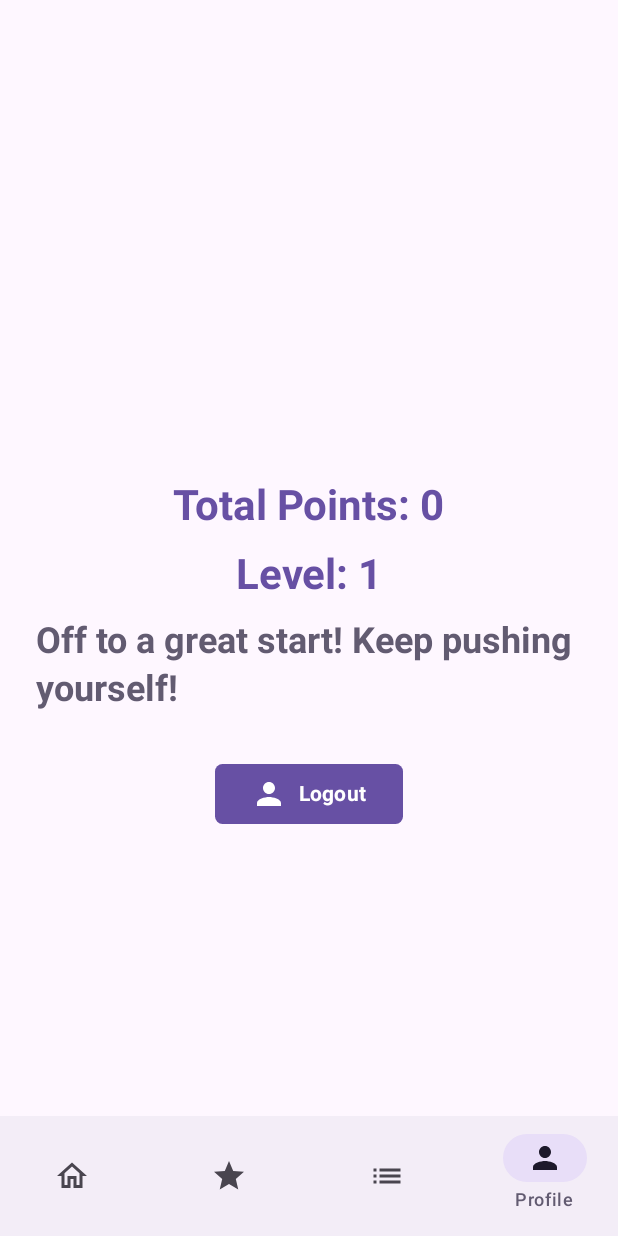
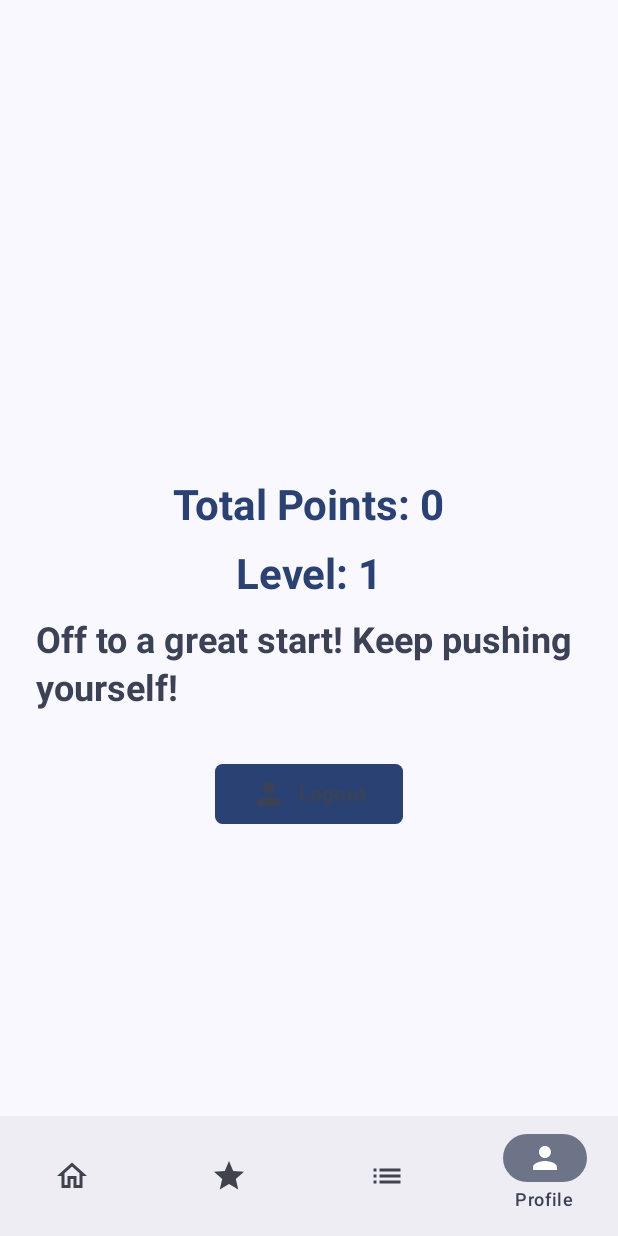
Before and after one commit to rmonzon14/Train-Tracks, an Android app built with Jetpack Compose: the screen it shows after launch once a user with an empty profile is signed in (MainActivity), item 4 of the bottom bar chosen, on a phone screen of 412 x 824 dp. Run offline under Robolectric (Android 15) with nearby library versions, the phone set to English and light mode, and no system bars; our stand-ins replace Firebase (no records; nobody signed in at launch, a user with empty details on screens opened directly).

Commit message:
Customize material theme and color

```diff
--- a/app/src/main/java/com/example/traintracks/screens/HomeScreen.kt
+++ b/app/src/main/java/com/example/traintracks/screens/HomeScreen.kt
@@ -27,6 +27,7 @@ import androidx.compose.ui.platform.LocalContext
 import androidx.compose.ui.res.painterResource
 import androidx.compose.ui.tooling.preview.Preview
 import androidx.compose.ui.unit.dp
+import androidx.compose.ui.unit.sp
 import androidx.navigation.NavController
 import androidx.navigation.NavHost
 import androidx.navigation.compose.rememberNavController
@@ -60,9 +61,10 @@ fun HomeScreen(navController: NavController) {
         ) {
             // Title
             Text(
-                text = "Home Screen",
+                text = "Welcome!",
                 style = MaterialTheme.typography.headlineSmall,
                 color = Color.White,
+                fontSize = 50.sp,
                 modifier = Modifier
                     .padding(bottom = 16.dp)
                     .fillMaxWidth()
@@ -70,7 +72,7 @@ fun HomeScreen(navController: NavController) {
 
             // Intro Text
             Text(
-                text = "Welcome to TrainTracks! Discover and track your workouts.",
+                text = "Discover and track your workouts.",
                 style = MaterialTheme.typography.headlineMedium,
                 color = Color.White,
                 modifier = Modifier.fillMaxWidth()
@@ -88,8 +90,8 @@ fun HomeScreen(navController: NavController) {
                     .fillMaxWidth()
                     .padding(8.dp),
                 colors = ButtonDefaults.buttonColors(
-                    containerColor = Color.LightGray,
-                    contentColor = MaterialTheme.colorScheme.primary
+                    containerColor = MaterialTheme.colorScheme.primary,
+                    contentColor = MaterialTheme.colorScheme.secondary
                 )
             ) {
                 Text(
--- a/app/src/main/java/com/example/traintracks/screens/LoginScreen.kt
+++ b/app/src/main/java/com/example/traintracks/screens/LoginScreen.kt
@@ -88,6 +88,8 @@ fun Login(
 ) {
     var username by remember { mutableStateOf("") }
     var email by remember { mutableStateOf("") }
+
+
 
     val MyCustomFont = FontFamily(
         Font(R.font.crimson)
--- a/app/src/main/java/com/example/traintracks/screens/MainActivity.kt
+++ b/app/src/main/java/com/example/traintracks/screens/MainActivity.kt
@@ -6,6 +6,7 @@ import android.os.Bundle
 import androidx.activity.ComponentActivity
 import androidx.activity.compose.setContent
 import androidx.annotation.RequiresApi
+import androidx.compose.foundation.layout.fillMaxSize
 import androidx.compose.material.icons.Icons
 import androidx.compose.material.icons.filled.Home
 import androidx.compose.material.icons.filled.List
@@ -17,20 +18,24 @@ import androidx.compose.material.icons.outlined.Person
 import androidx.compose.material.icons.outlined.Star
 import androidx.compose.material3.ExperimentalMaterial3Api
 import androidx.compose.material3.Icon
+import androidx.compose.material3.MaterialTheme
 import androidx.compose.material3.NavigationBar
 import androidx.compose.material3.NavigationBarItem
 import androidx.compose.material3.Scaffold
+import androidx.compose.material3.Surface
 import androidx.compose.material3.Text
 import androidx.compose.runtime.Composable
 import androidx.compose.runtime.mutableStateOf
 import androidx.compose.runtime.setValue
 import androidx.compose.runtime.getValue
 import androidx.compose.runtime.saveable.rememberSaveable
+import androidx.compose.ui.Modifier
 import androidx.compose.ui.graphics.vector.ImageVector
 import androidx.compose.ui.tooling.preview.Preview
 import androidx.navigation.compose.NavHost
 import androidx.navigation.compose.composable
 import androidx.navigation.compose.rememberNavController
+import com.example.traintracks.ui.theme.TrainTracksTheme
 import com.google.firebase.FirebaseApp
 
 data class BottomNavigationItem(
@@ -45,7 +50,17 @@ class MainActivity : ComponentActivity() {
         super.onCreate(savedInstanceState)
         FirebaseApp.initializeApp(this)
         setContent {
-            BottomNavBar()
+            TrainTracksTheme {
+                // A surface container using the 'background' color from the theme
+                Surface(
+                    modifier = Modifier.fillMaxSize(),
+                    color = MaterialTheme.colorScheme.background
+                ) {
+                    BottomNavBar()
+                }
+            }
+
+
         }
     }
 }
--- a/app/src/main/java/com/example/traintracks/screens/ProfileScreen.kt
+++ b/app/src/main/java/com/example/traintracks/screens/ProfileScreen.kt
@@ -137,7 +137,7 @@ fun ProfileScreen() {
             shape = RoundedCornerShape(5.dp),
             colors = ButtonDefaults.buttonColors(
                 containerColor = MaterialTheme.colorScheme.primary,
-                contentColor = Color.White
+                contentColor = MaterialTheme.colorScheme.secondary
             )
         ) {
             Icon(Icons.Default.Person, contentDescription = "Logout Icon")
--- a/app/src/main/java/com/example/traintracks/screens/SettingsScreen.kt
+++ b/app/src/main/java/com/example/traintracks/screens/SettingsScreen.kt
@@ -150,7 +150,7 @@ fun SettingsScreen() {
                             modifier = Modifier.padding(bottom = 16.dp, top = 16.dp),
                             style = MaterialTheme.typography.headlineMedium,
                             fontWeight = FontWeight.Bold,
-                            color = MaterialTheme.colorScheme.primary
+                            color = MaterialTheme.colorScheme.secondary
                         )
                         }
                         items(workoutLogs) { log ->
--- a/app/src/main/java/com/example/traintracks/screens/SignupScreen.kt
+++ b/app/src/main/java/com/example/traintracks/screens/SignupScreen.kt
@@ -184,8 +184,8 @@ fun SignUpUsernameSection(
                 tint = Color.White
             )
         },
-        placeholder = { Text("Enter your username", color = Color.White) },
-        label = { Text("Username", color = Color.White) },
+        placeholder = { Text("Enter your email", color = Color.White) },
+        label = { Text("Email", color = Color.White) },
         visualTransformation = VisualTransformation.None,
         keyboardOptions = KeyboardOptions(imeAction = ImeAction.Next),
         keyboardActions = KeyboardActions(
--- a/app/src/main/java/com/example/traintracks/screens/WorkoutScreen.kt
+++ b/app/src/main/java/com/example/traintracks/screens/WorkoutScreen.kt
@@ -507,7 +507,7 @@ fun WorkoutScreen() {
                             modifier = Modifier.padding(bottom = 16.dp),
                             style = MaterialTheme.typography.headlineMedium,
                             fontWeight = FontWeight.Bold,
-                            color = MaterialTheme.colorScheme.primary
+                            color = MaterialTheme.colorScheme.secondary
                         )
                     }
 
```
Also changed, not shown: app/src/main/java/com/example/traintracks/screens/SearchScreen.kt (+14 -36 lines).
